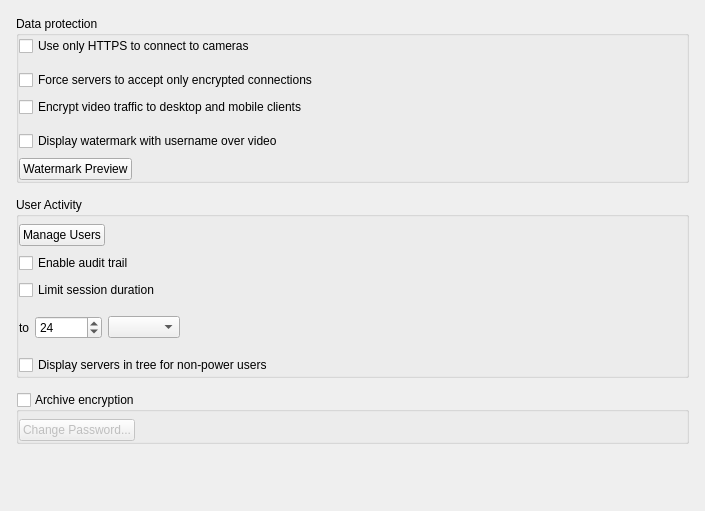
Qt form vms/client/nx_vms_client_desktop/src/nx/vms/client/desktop/system_administration/widgets/security_settings_widget.ui (networkoptix/nx_open) before a commit.
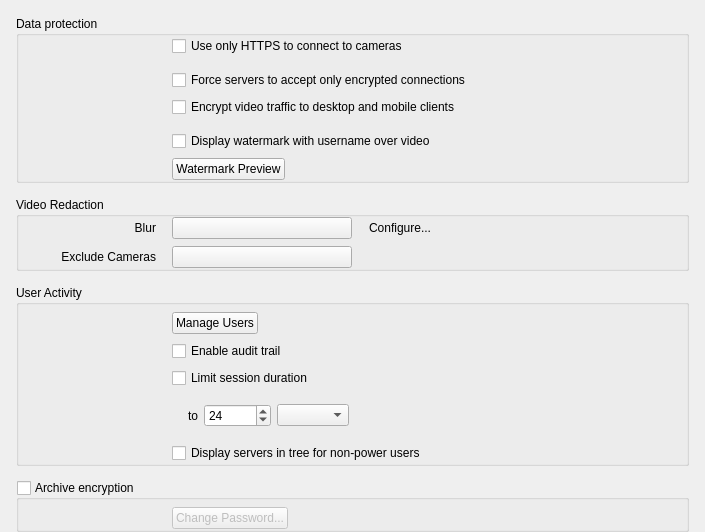
The same form after that commit. Custom widgets are drawn as their Qt base class.

Commit message: VMS-51966: Implement UI for Object Pixelation configuration

What changed in the file:
```diff
--- a/vms/client/nx_vms_client_desktop/src/nx/vms/client/desktop/system_administration/widgets/security_settings_widget.ui
+++ b/vms/client/nx_vms_client_desktop/src/nx/vms/client/desktop/system_administration/widgets/security_settings_widget.ui
@@ -40,7 +40,7 @@
        <verstretch>0</verstretch>
       </sizepolicy>
      </property>
-     <layout class="QVBoxLayout" name="verticalLayout_5" stretch="0,0,0">
+     <layout class="QVBoxLayout" name="verticalLayout_5" stretch="0,0,0,0">
       <property name="spacing">
        <number>14</number>
       </property>
@@ -64,10 +64,7 @@
         <property name="flat">
          <bool>true</bool>
         </property>
-        <layout class="QVBoxLayout" name="verticalLayout_3">
-         <property name="spacing">
-          <number>7</number>
-         </property>
+        <layout class="QGridLayout" name="gridLayout_2" columnstretch="23,77">
          <property name="leftMargin">
           <number>0</number>
          </property>
@@ -80,53 +77,289 @@
          <property name="bottomMargin">
           <number>0</number>
          </property>
-         <item>
+         <property name="horizontalSpacing">
+          <number>0</number>
+         </property>
+         <property name="verticalSpacing">
+          <number>7</number>
+         </property>
+         <item row="4" column="1">
+          <widget class="nx::vms::client::desktop::CheckBoxWithHint" name="forceVideoTrafficEncryptionCheckBox">
+           <property name="text">
+            <string>Encrypt video traffic to desktop and mobile clients</string>
+           </property>
+          </widget>
+         </item>
+         <item row="0" column="1">
           <widget class="nx::vms::client::desktop::CheckBoxWithHint" name="useHttpsOnlyCamerasCheckBox">
+           <property name="sizePolicy">
+            <sizepolicy hsizetype="Minimum" vsizetype="Fixed">
+             <horstretch>0</horstretch>
+             <verstretch>0</verstretch>
+            </sizepolicy>
+           </property>
+           <property name="minimumSize">
+            <size>
+             <width>0</width>
+             <height>0</height>
+            </size>
+           </property>
+           <property name="baseSize">
+            <size>
+             <width>521</width>
+             <height>0</height>
+            </size>
+           </property>
            <property name="text">
             <string>Use only HTTPS to connect to cameras</string>
            </property>
           </widget>
          </item>
-         <item>
-          <widget class="nx::vms::client::desktop::AlertLabel" name="useHttpsOnlyCamerasWarning" native="true"/>
+         <item row="0" column="0">
+          <widget class="QWidget" name="widget" native="true">
+           <property name="baseSize">
+            <size>
+             <width>165</width>
+             <height>0</height>
+            </size>
+           </property>
+          </widget>
          </item>
-         <item>
+         <item row="7" column="1" alignment="Qt::AlignLeft">
+          <widget class="QPushButton" name="watermarkSettingsButton">
+           <property name="sizePolicy">
+            <sizepolicy hsizetype="Fixed" vsizetype="Fixed">
+             <horstretch>0</horstretch>
+             <verstretch>0</verstretch>
+            </sizepolicy>
+           </property>
+           <property name="text">
+            <string>Watermark Preview</string>
+           </property>
+          </widget>
+         </item>
+         <item row="3" column="1">
           <widget class="nx::vms::client::desktop::CheckBoxWithHint" name="forceTrafficEncryptionCheckBox">
            <property name="text">
             <string>Force servers to accept only encrypted connections</string>
            </property>
           </widget>
          </item>
-         <item>
-          <widget class="nx::vms::client::desktop::CheckBoxWithHint" name="forceVideoTrafficEncryptionCheckBox">
-           <property name="text">
-            <string>Encrypt video traffic to desktop and mobile clients</string>
-           </property>
-          </widget>
+         <item row="2" column="1">
+          <widget class="nx::vms::client::desktop::AlertLabel" name="useHttpsOnlyCamerasWarning" native="true"/>
          </item>
-         <item>
-          <widget class="nx::vms::client::desktop::AlertLabel" name="forceVideoEncryptionWarning" native="true"/>
-         </item>
-         <item>
+         <item row="6" column="1">
           <widget class="nx::vms::client::desktop::CheckBoxWithHint" name="displayWatermarkCheckBox">
            <property name="text">
             <string>Display watermark with username over video</string>
            </property>
           </widget>
          </item>
-         <item>
-          <widget class="QPushButton" name="watermarkSettingsButton">
+         <item row="5" column="1">
+          <widget class="nx::vms::client::desktop::AlertLabel" name="forceVideoEncryptionWarning" native="true"/>
+         </item>
+        </layout>
+       </widget>
+      </item>
+      <item>
+       <widget class="QGroupBox" name="videoRedactionGroupBox">
+        <property name="title">
+         <string>Video Redaction</string>
+        </property>
+        <property name="flat">
+         <bool>true</bool>
+        </property>
+        <layout class="QGridLayout" name="gridLayout_5" columnstretch="23,77">
+         <property name="leftMargin">
+          <number>0</number>
+         </property>
+         <property name="topMargin">
+          <number>0</number>
+         </property>
+         <property name="rightMargin">
+          <number>0</number>
+         </property>
+         <property name="bottomMargin">
+          <number>0</number>
+         </property>
+         <property name="horizontalSpacing">
+          <number>0</number>
+         </property>
+         <property name="verticalSpacing">
+          <number>7</number>
+         </property>
+         <item row="0" column="1">
+          <layout class="QHBoxLayout" name="horizontalLayout">
+           <property name="spacing">
+            <number>8</number>
+           </property>
+           <item>
+            <widget class="nx::vms::client::desktop::SelectAnalyticsObjectTypesButton" name="pixelateObjectTypesButton">
+             <property name="sizePolicy">
+              <sizepolicy hsizetype="Minimum" vsizetype="Fixed">
+               <horstretch>0</horstretch>
+               <verstretch>0</verstretch>
+              </sizepolicy>
+             </property>
+             <property name="minimumSize">
+              <size>
+               <width>180</width>
+               <height>0</height>
+              </size>
+             </property>
+             <property name="maximumSize">
+              <size>
+               <width>180</width>
+               <height>16777215</height>
+              </size>
+             </property>
+             <property name="text">
+              <string/>
+             </property>
+            </widget>
+           </item>
+           <item>
+            <widget class="QPushButton" name="configurePixelationButton">
+             <property name="text">
+              <string>Configure...</string>
+             </property>
+             <property name="flat">
+              <bool>true</bool>
+             </property>
+            </widget>
+           </item>
+           <item>
+            <spacer name="horizontalSpacer_2">
+             <property name="orientation">
+              <enum>Qt::Horizontal</enum>
+             </property>
+             <property name="sizeHint" stdset="0">
+              <size>
+               <width>40</width>
+               <height>20</height>
+              </size>
+             </property>
+            </spacer>
+           </item>
+          </layout>
+         </item>
+         <item row="0" column="0">
+          <widget class="QWidget" name="blurLabelWidget" native="true">
+           <property name="baseSize">
+            <size>
+             <width>165</width>
+             <height>0</height>
+            </size>
+           </property>
+           <layout class="QHBoxLayout" name="horizontalLayout_2">
+            <property name="spacing">
+             <number>0</number>
+            </property>
+            <property name="leftMargin">
+             <number>0</number>
+            </property>
+            <property name="topMargin">
+             <number>0</number>
+            </property>
+            <property name="rightMargin">
+             <number>16</number>
+            </property>
+            <property name="bottomMargin">
+             <number>0</number>
+            </property>
+            <item>
+             <widget class="QLabel" name="blurLabel">
+              <property name="baseSize">
+               <size>
+                <width>165</width>
+                <height>0</height>
+               </size>
+              </property>
+              <property name="text">
+               <string>Blur</string>
+              </property>
+              <property name="alignment">
+               <set>Qt::AlignRight|Qt::AlignTrailing|Qt::AlignVCenter</set>
+              </property>
+              <property name="margin">
+               <number>0</number>
+              </property>
+             </widget>
+            </item>
+           </layout>
+          </widget>
+         </item>
+         <item row="1" column="1">
+          <widget class="QnSelectDevicesButton" name="excludeCamerasButton">
            <property name="sizePolicy">
-            <sizepolicy hsizetype="Fixed" vsizetype="Fixed">
+            <sizepolicy hsizetype="Minimum" vsizetype="Fixed">
              <horstretch>0</horstretch>
              <verstretch>0</verstretch>
             </sizepolicy>
            </property>
+           <property name="minimumSize">
+            <size>
+             <width>180</width>
+             <height>0</height>
+            </size>
+           </property>
+           <property name="maximumSize">
+            <size>
+             <width>180</width>
+             <height>16777215</height>
+            </size>
+           </property>
            <property name="text">
-            <string>Watermark Preview</string>
+            <string/>
            </property>
           </widget>
          </item>
+         <item row="1" column="0">
+          <widget class="QWidget" name="excludeCamerasLabelWidget" native="true">
+           <property name="baseSize">
+            <size>
+             <width>165</width>
+             <height>0</height>
+            </size>
+           </property>
+           <layout class="QHBoxLayout" name="horizontalLayout_5">
+            <property name="spacing">
+             <number>0</number>
+            </property>
+            <property name="leftMargin">
+             <number>0</number>
+            </property>
+            <property name="topMargin">
+             <number>0</number>
+            </property>
+            <property name="rightMargin">
+             <number>16</number>
+            </property>
+            <property name="bottomMargin">
+             <number>0</number>
+            </property>
+            <item>
+             <widget class="QLabel" name="excludeCamerasLabel">
+              <property name="baseSize">
+               <size>
+                <width>165</width>
+                <height>0</height>
+               </size>
+              </property>
+              <property name="text">
+               <string>Exclude Cameras</string>
+              </property>
+              <property name="alignment">
+               <set>Qt::AlignRight|Qt::AlignTrailing|Qt::AlignVCenter</set>
+              </property>
+              <property name="margin">
+               <number>0</number>
+              </property>
+             </widget>
+            </item>
+           </layout>
+          </widget>
+         </item>
         </layout>
        </widget>
       </item>
@@ -138,10 +371,7 @@
         <property name="flat">
          <bool>true</bool>
         </property>
-        <layout class="QVBoxLayout" name="verticalLayout_4">
-         <property name="spacing">
-          <number>7</number>
-         </property>
+        <layout class="QGridLayout" name="gridLayout_3" columnstretch="23,77">
          <property name="leftMargin">
           <number>0</number>
          </property>
@@ -154,7 +384,16 @@
          <property name="bottomMargin">
           <number>0</number>
          </property>
-         <item>
+         <property name="horizontalSpacing">
+          <number>0</number>
+         </property>
+         <property name="verticalSpacing">
+          <number>7</number>
+         </property>
+         <item row="3" column="1">
+          <widget class="nx::vms::client::desktop::AlertLabel" name="limitSessionAlertLabel" native="true"/>
+         </item>
+         <item row="0" column="1">
           <widget class="QWidget" name="digestAlertWidget" native="true">
            <layout class="QVBoxLayout" name="verticalLayout_6">
             <property name="spacing">
@@ -198,24 +437,24 @@
            </layout>
           </widget>
          </item>
-         <item>
+         <item row="6" column="0">
+          <widget class="QWidget" name="widget_3" native="true"/>
+         </item>
+         <item row="6" column="1">
+          <widget class="QCheckBox" name="showServersInTreeCheckBox">
+           <property name="text">
+            <string>Display servers in tree for non-power users</string>
+           </property>
+          </widget>
+         </item>
+         <item row="1" column="1">
           <widget class="nx::vms::client::desktop::CheckBoxWithHint" name="auditTrailCheckBox">
            <property name="text">
             <string>Enable audit trail</string>
            </property>
           </widget>
          </item>
-         <item>
-          <widget class="nx::vms::client::desktop::CheckBoxWithHint" name="limitSessionLengthCheckBox">
-           <property name="text">
-            <string>Limit session duration</string>
-           </property>
-          </widget>
-         </item>
-         <item>
-          <widget class="nx::vms::client::desktop::AlertLabel" name="limitSessionAlertLabel" native="true"/>
-         </item>
-         <item>
+         <item row="4" column="1">
           <widget class="QWidget" name="limitSessionDetailsWidget" native="true">
            <property name="sizePolicy">
             <sizepolicy hsizetype="Preferred" vsizetype="Maximum">
@@ -225,7 +464,7 @@
            </property>
            <layout class="QGridLayout" name="gridLayout">
             <property name="leftMargin">
-             <number>0</number>
+             <number>16</number>
             </property>
             <property name="topMargin">
              <number>2</number>
@@ -278,13 +517,13 @@
            </layout>
           </widget>
          </item>
-         <item>
+         <item row="5" column="1">
           <widget class="nx::vms::client::desktop::AlertLabel" name="limitSessionLengthAlertLabel" native="true"/>
          </item>
-         <item>
-          <widget class="QCheckBox" name="showServersInTreeCheckBox">
+         <item row="2" column="1">
+          <widget class="nx::vms::client::desktop::CheckBoxWithHint" name="limitSessionLengthCheckBox">
            <property name="text">
-            <string>Display servers in tree for non-power users</string>
+            <string>Limit session duration</string>
            </property>
           </widget>
          </item>
@@ -305,10 +544,7 @@
         <property name="checked">
          <bool>false</bool>
         </property>
-        <layout class="QVBoxLayout" name="verticalLayout">
-         <property name="spacing">
-          <number>7</number>
-         </property>
+        <layout class="QGridLayout" name="gridLayout_4" rowstretch="0,0" columnstretch="23,77">
          <property name="leftMargin">
           <number>0</number>
          </property>
@@ -321,10 +557,20 @@
          <property name="bottomMargin">
           <number>0</number>
          </property>
-         <item>
-          <widget class="nx::vms::client::desktop::AlertLabel" name="archiveEncryptionWarning"/>
+         <property name="horizontalSpacing">
+          <number>0</number>
+         </property>
+         <property name="verticalSpacing">
+          <number>7</number>
+         </property>
+         <item row="1" column="0">
+          <widget class="QLabel" name="archiveEncryptionSpacer">
+           <property name="text">
+            <string/>
+           </property>
+          </widget>
          </item>
-         <item>
+         <item row="1" column="1" alignment="Qt::AlignLeft">
           <widget class="QPushButton" name="changeArchivePasswordButton">
            <property name="sizePolicy">
             <sizepolicy hsizetype="Fixed" vsizetype="Fixed">
@@ -337,6 +583,9 @@
            </property>
           </widget>
          </item>
+         <item row="0" column="1">
+          <widget class="nx::vms::client::desktop::AlertLabel" name="archiveEncryptionWarning" native="true"/>
+         </item>
         </layout>
        </widget>
       </item>
@@ -359,11 +608,6 @@
   </layout>
  </widget>
  <customwidgets>
-  <customwidget>
-   <class>nx::vms::client::desktop::AlertBar</class>
-   <extends>QWidget</extends>
-   <header location="global">nx/vms/client/desktop/common/widgets/control_bars.h</header>
-  </customwidget>
   <customwidget>
    <class>nx::vms::client::desktop::CheckBoxWithHint</class>
    <extends>QCheckBox</extends>
@@ -375,6 +619,16 @@
    <header location="global">nx/vms/client/desktop/common/widgets/alert_label.h</header>
    <container>1</container>
   </customwidget>
+  <customwidget>
+   <class>QnSelectDevicesButton</class>
+   <extends>QPushButton</extends>
+   <header location="global">ui/widgets/select_resources_button.h</header>
+  </customwidget>
+  <customwidget>
+   <class>nx::vms::client::desktop::SelectAnalyticsObjectTypesButton</class>
+   <extends>QPushButton</extends>
+   <header location="global">nx/vms/client/desktop/ui/common/select_analytics_object_types_button.h</header>
+  </customwidget>
  </customwidgets>
  <tabstops>
   <tabstop>limitSessionValueSpinBox</tabstop>
```
The commit also changes 43 other files.
